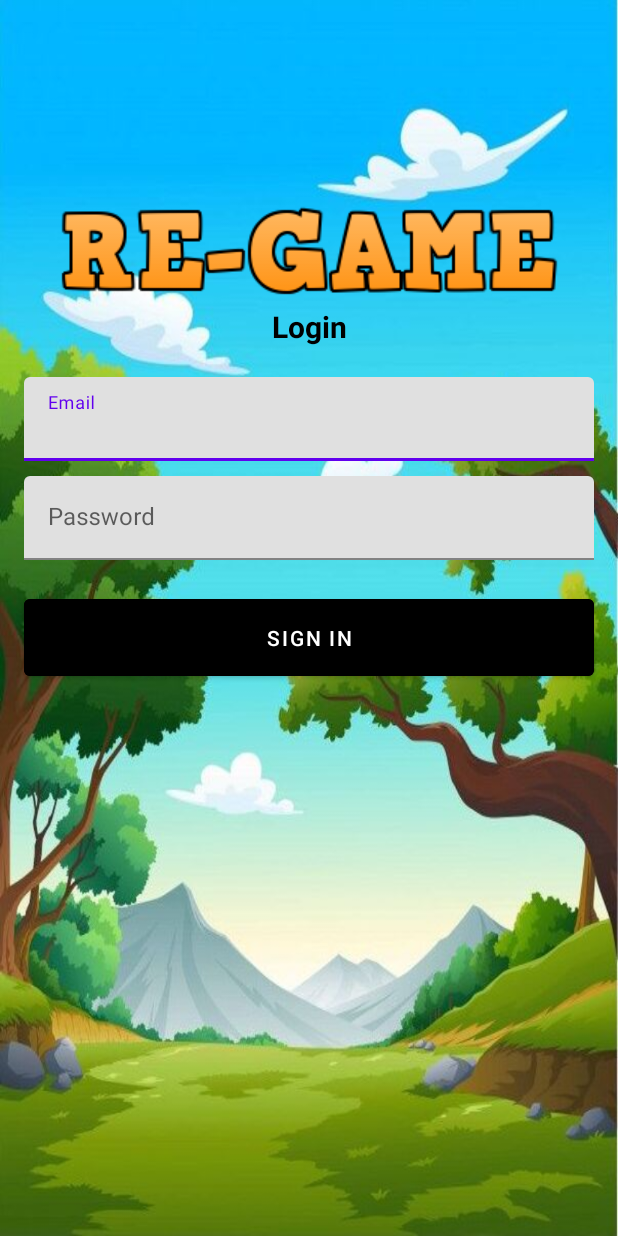
After one commit to gulot1993/re-game, an Android app: the SignInActivity screen opened directly, with no data from a screen before it, on a phone screen of 412 x 824 dp. The commit adds this screen. Run offline under Robolectric (Android 15) with nearby library versions, the phone set to English and light mode, and no system bars; 2 statements that could not run were skipped.

Commit message:
add google play json and sign in activity

```diff
--- a/app/build.gradle
+++ b/app/build.gradle
@@ -1,5 +1,6 @@
 plugins {
     id 'com.android.application'
+    id 'com.google.gms.google-services'
 }
 
 android {
--- a/app/src/main/AndroidManifest.xml
+++ b/app/src/main/AndroidManifest.xml
@@ -17,6 +17,7 @@
         <activity android:name=".Features.Story"/>
         <activity android:name=".Features.Leaderboard.GameListActivity"/>
         <activity android:name=".Features.signup.SignUpActivity" />
+        <activity android:name=".Features.signin.SignInActivity" />
         <activity android:name=".Features.MenuActivity">
             <intent-filter>
                 <action android:name="android.intent.action.MAIN" />
--- /dev/null
+++ b/app/src/main/java/com/project/regame/Features/signin/SignInActivity.java
@@ -0,0 +1,41 @@
+package com.project.regame.Features.signin;
+
+import android.os.Bundle;
+import android.view.View;
+
+import androidx.annotation.Nullable;
+import androidx.appcompat.app.AppCompatActivity;
+
+import com.google.android.material.button.MaterialButton;
+import com.google.android.material.textview.MaterialTextView;
+import com.project.regame.R;
+
+public class SignInActivity extends AppCompatActivity {
+    MaterialButton btnSignIn;
+    MaterialTextView etEmail, etPassword;
+
+    @Override
+    protected void onCreate(@Nullable Bundle savedInstanceState) {
+        super.onCreate(savedInstanceState);
+        setContentView(R.layout.activity_sign_in);
+
+        setupViews();
+        setupListeners();
+    }
+
+    private void setupViews() {
+        btnSignIn = findViewById(R.id.btnSignIn);
+        etEmail = findViewById(R.id.etEmail);
+        etPassword = findViewById(R.id.etPassword);
+    }
+
+    private void setupListeners() {
+        btnSignIn.setOnClickListener(new View.OnClickListener() {
+            @Override
+            public void onClick(View view) {
+                String email = etEmail.getText().toString();
+                String password = etPassword.getText().toString();
+            }
+        });
+    }
+}
--- /dev/null
+++ b/app/src/main/res/layout/activity_sign_in.xml
@@ -0,0 +1,79 @@
+<?xml version="1.0" encoding="utf-8"?>
+<androidx.constraintlayout.widget.ConstraintLayout xmlns:android="http://schemas.android.com/apk/res/android"
+    xmlns:app="http://schemas.android.com/apk/res-auto"
+    android:background="@drawable/background"
+    android:layout_width="match_parent"
+    android:layout_height="match_parent">
+    <ImageView
+        android:id="@+id/title"
+        android:layout_width="wrap_content"
+        android:layout_height="wrap_content"
+        android:layout_centerHorizontal="true"
+        android:layout_marginTop="130dp"
+        app:layout_constraintEnd_toEndOf="parent"
+        app:layout_constraintStart_toStartOf="parent"
+        app:layout_constraintTop_toTopOf="parent"
+        android:background="@drawable/regame" />
+
+    <com.google.android.material.textview.MaterialTextView
+        android:id="@+id/tvSignUp"
+        android:layout_width="wrap_content"
+        android:layout_height="wrap_content"
+        android:text="@string/login"
+        android:textStyle="bold"
+        android:textColor="@color/black"
+        android:textSize="20sp"
+        app:layout_constraintTop_toBottomOf="@id/title"
+        app:layout_constraintEnd_toEndOf="@+id/title"
+        app:layout_constraintStart_toStartOf="@+id/title" />
+
+    <com.google.android.material.textfield.TextInputLayout
+        android:id="@+id/tilEmail"
+        android:layout_width="0dp"
+        android:layout_height="wrap_content"
+        android:layout_marginTop="20dp"
+        android:hint="@string/email"
+        android:layout_marginEnd="16dp"
+        android:layout_marginStart="16dp"
+        app:hintEnabled="true"
+        app:layout_constraintTop_toBottomOf="@id/tvSignUp"
+        app:layout_constraintEnd_toEndOf="parent"
+        app:layout_constraintStart_toStartOf="parent">
+        <com.google.android.material.textfield.TextInputEditText
+            android:id="@+id/etEmail"
+            android:inputType="textEmailAddress"
+            android:layout_width="match_parent"
+            android:layout_height="match_parent" />
+    </com.google.android.material.textfield.TextInputLayout>
+
+    <com.google.android.material.textfield.TextInputLayout
+        android:id="@+id/tilPassword"
+        android:layout_width="0dp"
+        android:layout_height="wrap_content"
+        android:layout_marginTop="10dp"
+        android:hint="@string/password"
+        app:hintEnabled="true"
+        app:layout_constraintTop_toBottomOf="@id/tilEmail"
+        app:layout_constraintEnd_toEndOf="@id/tilEmail"
+        app:layout_constraintStart_toStartOf="@id/tilEmail">
+        <com.google.android.material.textfield.TextInputEditText
+            android:id="@+id/etPassword"
+            android:inputType="textPassword"
+            android:layout_width="match_parent"
+            android:layout_height="match_parent" />
+    </com.google.android.material.textfield.TextInputLayout>
+
+    <com.google.android.material.button.MaterialButton
+        android:id="@+id/btnSignIn"
+        android:layout_width="0dp"
+        android:layout_height="wrap_content"
+        android:textColor="@color/white"
+        android:backgroundTint="@color/black"
+        android:padding="16dp"
+        android:text="@string/sign_in"
+        android:layout_marginTop="20dp"
+        app:layout_constraintEnd_toEndOf="@id/tilPassword"
+        app:layout_constraintStart_toStartOf="@id/tilPassword"
+        app:layout_constraintTop_toBottomOf="@id/tilPassword"/>
+
+</androidx.constraintlayout.widget.ConstraintLayout>
--- a/app/src/main/res/values/strings.xml
+++ b/app/src/main/res/values/strings.xml
@@ -33,9 +33,11 @@
     <string name="create_button">Create</string>
     <string name="all_delete">All Delete</string>
     <string name="edit_button_description">Edit game information</string>
-    <string name="sign_up">Sign Up</string>
+    <string name="sign_up">Sign up</string>
     <string name="id_number">ID number</string>
     <string name="password">Password</string>
+    <string name="sign_in">Sign in</string>
+    <string name="login">Login</string>
 
     <!--error messages-->
     <string name="name_error">Invalid name</string>
--- a/build.gradle
+++ b/build.gradle
@@ -6,6 +6,7 @@ buildscript {
     }
     dependencies {
         classpath "com.android.tools.build:gradle:4.1.3"
+        classpath 'com.google.gms:google-services:4.3.10'
 
         // NOTE: Do not place your application dependencies here; they belong
         // in the individual module build.gradle files
```
Also changed, not shown: 1 other file.
